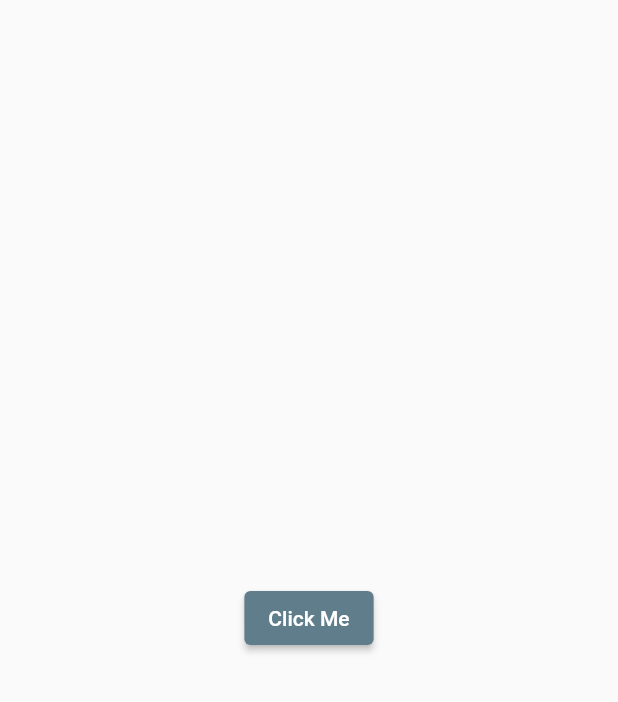
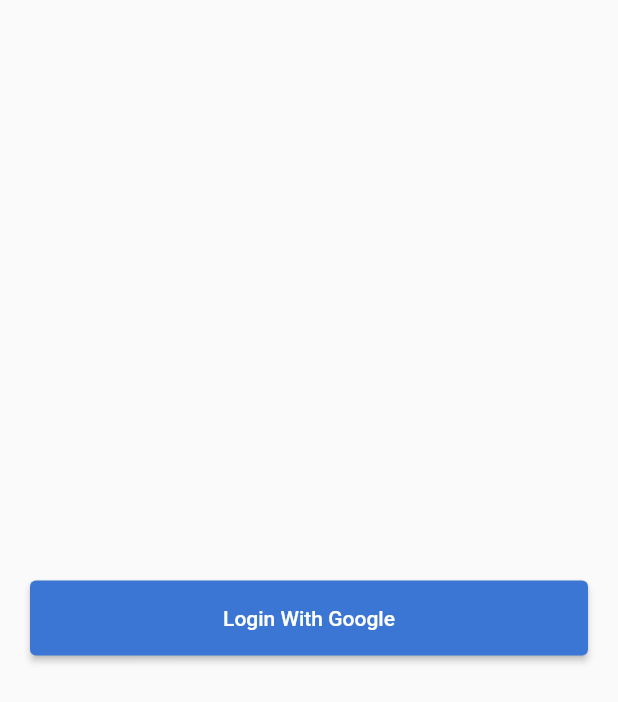
Before and after one commit to bhargav-dobariya/Flutter-Training2, a Flutter app: the screen it shows after launch, on a phone screen of 412 x 824 dp. Shown: the top 702 px of the screen. Run offline on Flutter 3.47's test engine with Material 2 defaults, Android fonts, the phone set to English and light mode, and no system bars; our stand-ins replace firebase_auth, firebase_core, google_sign_in; accounts and stored records are empty.

Commit message:
Google-Login Implemented

```diff
--- /dev/null
+++ b/lib/Resources/string_asset.dart
@@ -0,0 +1,54 @@
+class AppString {
+  static String txtWelcome = "Welcome!";
+  static String txtSignInToContinue = "Sign in to continue";
+  static String txtEmailAddress = "Email address";
+  static String txtPassword = "Password";
+  static String txtForgotPassword = "Forgot Password?";
+  static String txtSignIn = "Sign In";
+  static String txtDontHaveAnAccount = "Don't have an account?";
+  static String txtSignUp = "Sign Up";
+  static String txtLetsGetStarted = "Let's Get Started!";
+  static String txtCreateAccountToConnect =
+      "Create account to connect with people";
+  static String txtUsername = "Username";
+  static String txtPhoneNumber = "Phone number";
+  static String txtConfirmPassword = "Confirm Password";
+  static String txtByCreatingAccount = "By creating account, I agree with ";
+  static String txtTAndC = "Terms \n & Conditions";
+  static String txtAnd = "And";
+  static String txtPrivacyPolicy = "Privacy Policy";
+  static String txtCreateAccount = "Create account";
+  static String txtContinueTo = "Continue to ";
+  static String txtPleaseEnterSomeText = "Please enter some text ";
+  static String txtEnterValidEmailId = "Enter valid Email id";
+  static String txtPasswordLengthMoreThan6 =
+      "Password length should be more than 6 characters";
+  static String txtEnterValidPhoneNo = "Enter valid phone number";
+  static String txtPleaseSelectCheckBox = "Please select the checkbox.";
+  static String txtMateVibes = "MateVibes";
+  static String txtForgotPasswordText =
+      "We’ll send a link to reset password over\n below entered email address or phone number.";
+  static String txtOR = "OR";
+  static String txtContinue = "continue";
+  static String txtPassworddontmatch = "Password don't match";
+  static String txtLetsCompleteProfile = "Let's Complete Profile";
+  static String txtWhatDescribesYouBetter = "What describes you better?";
+  static String txtGender = "Gender";
+  static String txtSkipForNow = "Skip For Now";
+  static String txtDisplayName = "Display name";
+  static String txtEnterValidDisplayName = "Display name can't be empty";
+  static String txtEnterValidGender = "Gender can't be empty";
+  static String txtTimeExample = "2 hours ago";
+  static String txtLoremIpsum =
+      "Lorem ipsum dolor sit amet, consectetur adipiscing elit. Ut pulvinar dapibus pulvinar. Suspendisse potenti. Pellentesque habitant morbi tristique senectus et netus et malesuada fames ac turpis egestas. Duis rutrum interdum orci, sit amet viverra enim tincidunt sit amet. Etiam nec enim   ...read more";
+  static String txtNotifaications = "Notifications";
+  static String txtMarkAllAsRead = "Mark All As Read";
+  static String txtToday = "Today";
+  static String txtDiana = "@diana";
+  static String txtMark = "@mark";
+  static String txtChat = "Chats";
+  static String txtSearch = "Search";
+  static String txtLoginWithGoogle = "Login With Google";
+  static String txtSuccessfullyLoggedIn =
+      "Congratulations! You're Successfully Logged In";
+}
--- /dev/null
+++ b/lib/Screens/HomePage.dart
@@ -0,0 +1,28 @@
+import 'package:flutter/material.dart';
+import 'package:google_login_app/Resources/app_asset.dart';
+import 'package:google_login_app/Resources/string_asset.dart';
+import 'package:google_login_app/Widgets/login_widget.dart';
+
+class HomePage extends StatelessWidget {
+  const HomePage({Key? key}) : super(key: key);
+
+  @override
+  Widget build(BuildContext context) {
+    return Scaffold(
+        body: Padding(
+      padding: const EdgeInsets.all(20.0),
+      child: Center(
+          child: ElevatedButton(
+        style: ElevatedButton.styleFrom(
+          primary: ColorAsset.skybluecolor,
+          onPrimary: ColorAsset.whitecolor,
+          minimumSize: const Size(double.infinity, 50),
+        ),
+        child: Text(AppString.txtLoginWithGoogle),
+        onPressed: () {
+          LoginWidget(context);
+        },
+      )),
+    ));
+  }
+}
--- a/lib/main.dart
+++ b/lib/main.dart
@@ -1,18 +1,31 @@
-// import 'package:alert_dialog/screens/checkbox_screen.dart';
-import 'package:alert_dialog/screens/home_screen.dart';
+import 'package:firebase_core/firebase_core.dart';
 import 'package:flutter/material.dart';
+import 'package:google_login_app/Screens/HomePage.dart';
 
-void main() {
+Future main() async {
+  WidgetsFlutterBinding.ensureInitialized();
+  await Firebase.initializeApp();
   runApp(const MyApp());
 }
 
-class MyApp extends StatelessWidget {
+class MyApp extends StatefulWidget {
   const MyApp({Key? key}) : super(key: key);
+
+  @override
+  State<MyApp> createState() => _MyAppState();
+}
+
+class _MyAppState extends State<MyApp> {
+  // This widget is the root of your application.
   @override
   Widget build(BuildContext context) {
     return MaterialApp(
-        debugShowCheckedModeBanner: false,
-        theme: ThemeData(primarySwatch: Colors.blueGrey),
-        home: HomeScreen());
+      debugShowCheckedModeBanner: false,
+      title: 'Flutter Demo',
+      theme: ThemeData(
+        primarySwatch: Colors.blue,
+      ),
+      home: const HomePage(),
+    );
   }
 }
--- a/lib/screens/home_screen.dart
+++ /dev/null
@@ -1,28 +0,0 @@
-import 'package:alert_dialog/screens/user_data.dart';
-import 'package:flutter/material.dart';
-// import 'package:convert/convert.dart';
-
-class HomeScreen extends StatefulWidget {
-  HomeScreen({Key? key}) : super(key: key);
-
-  @override
-  State<HomeScreen> createState() => _HomeScreenState();
-}
-
-class _HomeScreenState extends State<HomeScreen> {
-  @override
-  Widget build(BuildContext context) {
-    return Scaffold(
-      body: Center(
-        child: Container(
-          child: ElevatedButton(
-              onPressed: () {
-                Navigator.push(context,
-                    MaterialPageRoute(builder: (context) => UserData()));
-              },
-              child: Text('Click Me')),
-        ),
-      ),
-    );
-  }
-}
--- a/lib/screens/user_data.dart
+++ /dev/null
@@ -1,43 +0,0 @@
-// import 'package:alert_dialog/model_class.dart';
-import 'package:flutter/material.dart';
-// import 'package:alert_dialog/model_class.dart';
-// import 'package:flutter/material.dart';
-// import 'package:convert/convert.dart';
-import 'package:http/http.dart';
-
-class UserData extends StatefulWidget {
-  UserData({Key? key}) : super(key: key);
-
-  @override
-  State<UserData> createState() => _UserDataState();
-}
-
-class _UserDataState extends State<UserData> {
-  final url = "https://jsonplaceholder.typicode.com/posts";
-  void postData() async {
-    try {
-      final response = await post(Uri.parse(url),
-          body: {"title": "Anything", "body": "Post body", "userId": "1"});
-
-      print(response.body);
-    } catch (er) {}
-    ;
-  }
-
-  @override
-  Widget build(BuildContext context) {
-    return MaterialApp(
-      title: 'Fetch Data Example',
-      theme: ThemeData(
-        primarySwatch: Colors.blue,
-      ),
-      home: Scaffold(
-        appBar: AppBar(
-          title: const Text('Fetch Data Example'),
-        ),
-        body: Center(
-            child: ElevatedButton(onPressed: postData, child: Text("Post"))),
-      ),
-    );
-  }
-}
```
Also changed, not shown: lib/Screens/Logged_in.dart (added, +17 -0 lines), lib/Widgets/login_widget.dart (added, +26 -0 lines), lib/buttons/home_screen_button.dart (deleted, +0 -44 lines), lib/model_class.dart (deleted, +0 -70 lines), lib/resources/string_asset.dart (deleted, +0 -21 lines), pubspec.yaml (+4 -4 lines), lib/Resources/app_asset.dart (renamed from lib/resources/color_assets.dart), pubspec.lock, 17 other files.
